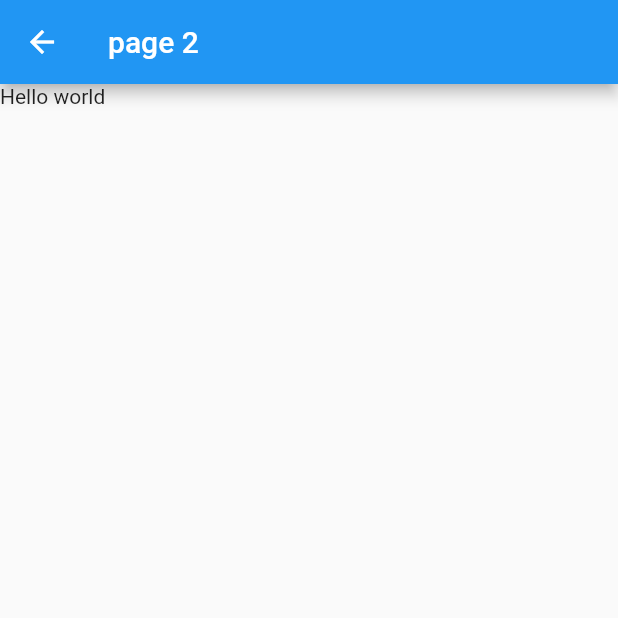
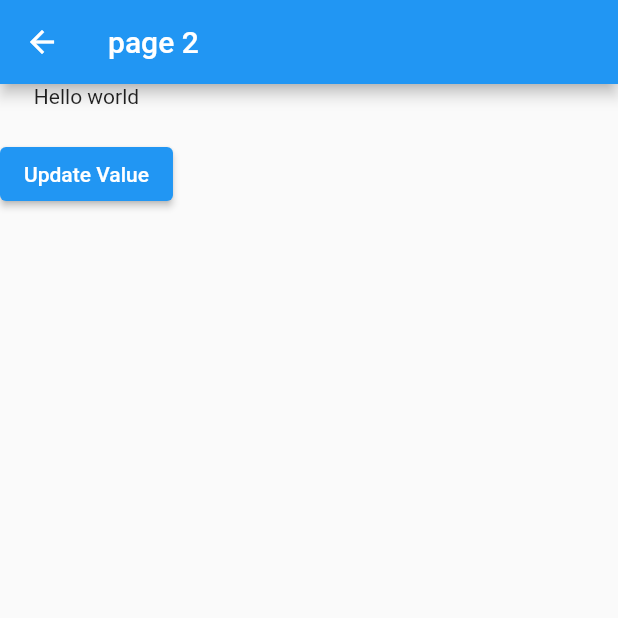
Before and after one commit to netholi/provider_demo, a Flutter app: the Page2 screen opened directly, on a phone screen of 412 x 824 dp, the top half of it. Run offline on Flutter 3.47's test engine with Material 2 defaults, Android fonts, the phone set to English and light mode, and no system bars.

Commit message:
Update Provider value from widget

```diff
--- a/lib/page2.dart
+++ b/lib/page2.dart
@@ -13,7 +13,19 @@
       ),
       body: Container(
         child: Column(
-          children: [Text(Provider.of<ProviderDemo>(context).message)],
+          children: [
+            Text(Provider.of<ProviderDemo>(context).message),
+            SizedBox(
+              height: 20,
+            ),
+            ElevatedButton(
+              onPressed: () {
+                Provider.of<ProviderDemo>(context, listen: false)
+                    .updateValue('Hello Provider');
+              },
+              child: Text('Update Value'),
+            )
+          ],
         ),
       ),
     );
```
